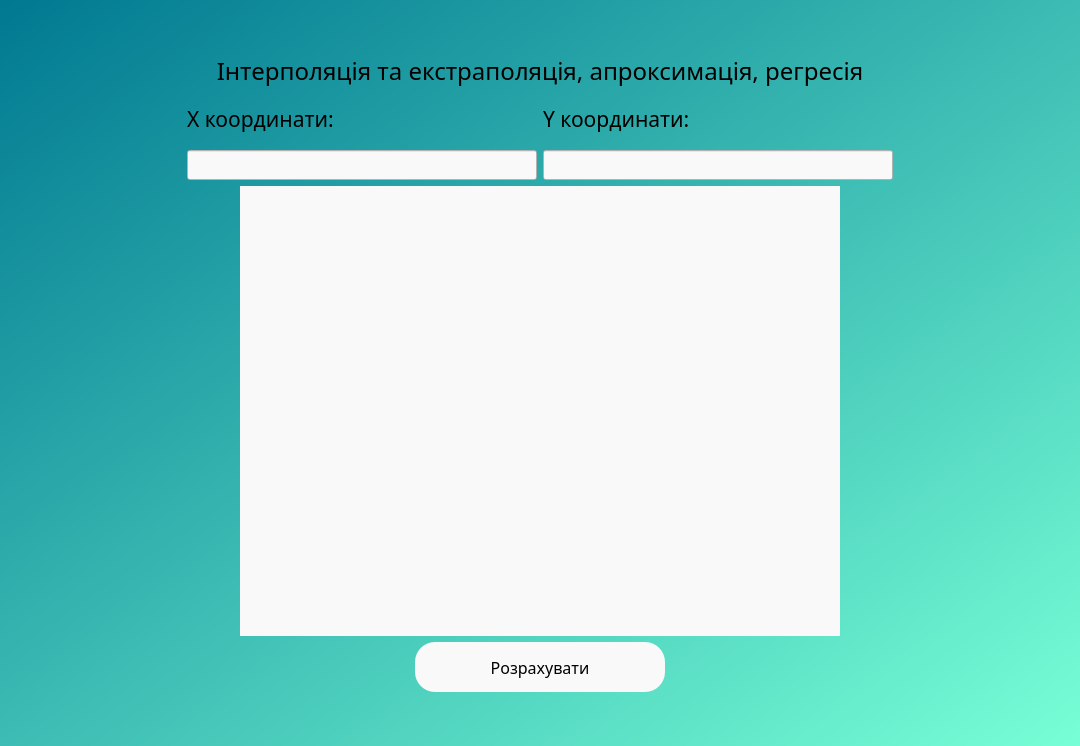
Old version of the form UI/main_window.ui in the repository lilnazik/lab3.
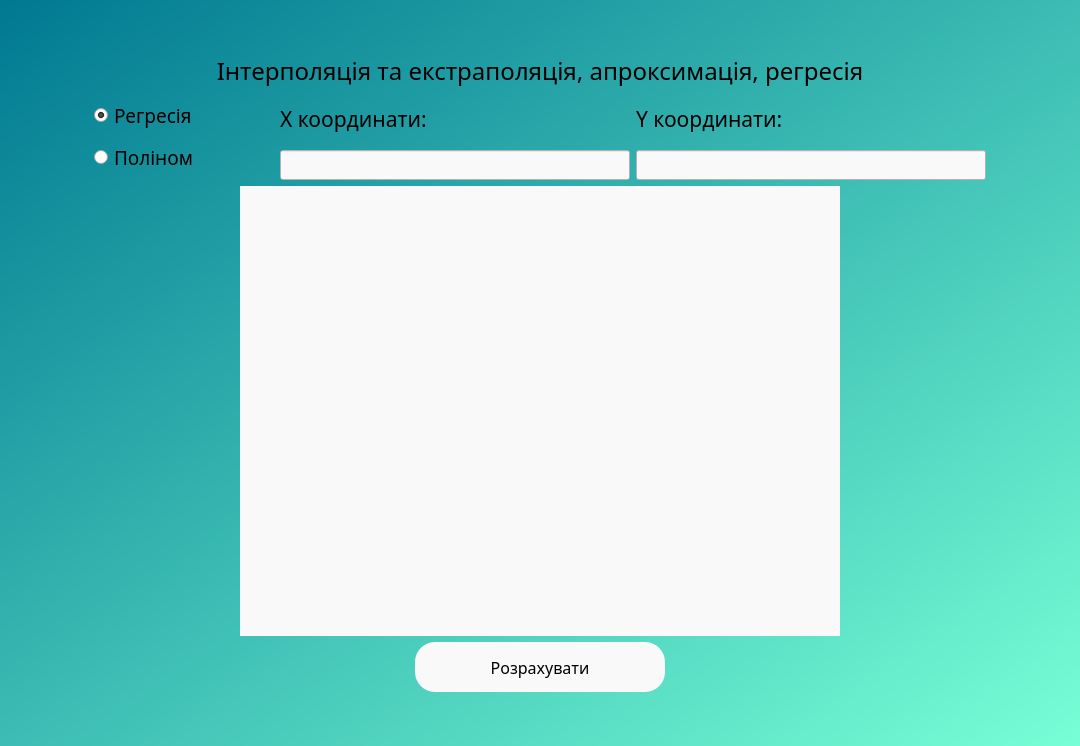
New version of the form.

```diff
--- a/UI/main_window.ui
+++ b/UI/main_window.ui
@@ -77,6 +77,69 @@
         </property>
        </spacer>
       </item>
+      <item>
+       <layout class="QVBoxLayout" name="verticalLayout_2">
+        <item>
+         <widget class="QRadioButton" name="regression_chk">
+          <property name="minimumSize">
+           <size>
+            <width>180</width>
+            <height>30</height>
+           </size>
+          </property>
+          <property name="maximumSize">
+           <size>
+            <width>180</width>
+            <height>30</height>
+           </size>
+          </property>
+          <property name="font">
+           <font>
+            <family>Noto Sans SC</family>
+            <pointsize>14</pointsize>
+           </font>
+          </property>
+          <property name="styleSheet">
+           <string notr="true">background: none;</string>
+          </property>
+          <property name="text">
+           <string>Регресія</string>
+          </property>
+          <property name="checked">
+           <bool>true</bool>
+          </property>
+         </widget>
+        </item>
+        <item>
+         <widget class="QRadioButton" name="polinom_chk">
+          <property name="minimumSize">
+           <size>
+            <width>180</width>
+            <height>30</height>
+           </size>
+          </property>
+          <property name="maximumSize">
+           <size>
+            <width>180</width>
+            <height>30</height>
+           </size>
+          </property>
+          <property name="font">
+           <font>
+            <family>Noto Sans SC</family>
+            <pointsize>14</pointsize>
+           </font>
+          </property>
+          <property name="styleSheet">
+           <string notr="true">background: none;</string>
+          </property>
+          <property name="text">
+           <string>Поліном</string>
+          </property>
+         </widget>
+        </item>
+       </layout>
+      </item>
       <item>
        <layout class="QVBoxLayout" name="verticalLayout_3">
         <item>
```
